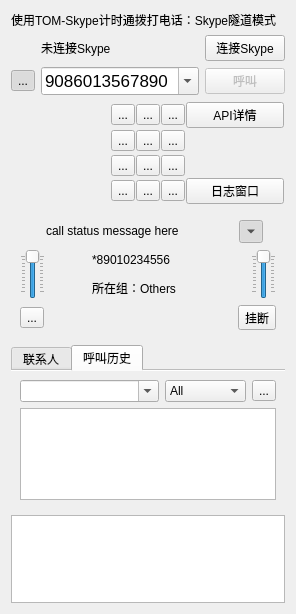
Above: skypephone.ui from kitech/kitphone before the change. Below: the same form after it.
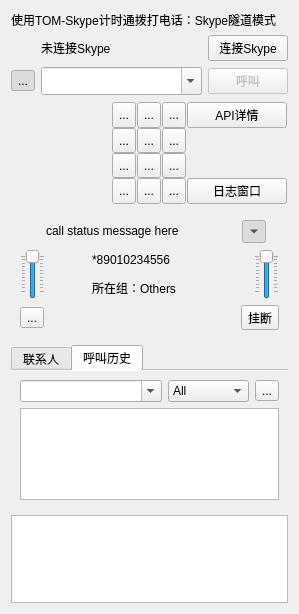
That is the form after the change. The open tabs and pages were chosen to show the change. Icons and pictures are not drawn.

What changed in the file:
```diff
--- a/skypephone.ui
+++ b/skypephone.ui
@@ -6,7 +6,7 @@
    <rect>
     <x>0</x>
     <y>0</y>
-    <width>296</width>
+    <width>299</width>
     <height>614</height>
    </rect>
   </property>
@@ -46,11 +46,6 @@
        <property name="editable">
         <bool>true</bool>
        </property>
-       <item>
-        <property name="text">
-         <string>9086013567890</string>
-        </property>
-       </item>
       </widget>
      </item>
      <item row="1" column="0">
@@ -166,6 +161,15 @@
       </property>
       <item row="0" column="1">
        <widget class="QToolButton" name="toolButton_15">
+        <property name="enabled">
+         <bool>true</bool>
+        </property>
+        <property name="maximumSize">
+         <size>
+          <width>40</width>
+          <height>26</height>
+         </size>
+        </property>
         <property name="text">
          <string>...</string>
         </property>
@@ -183,6 +187,12 @@
       </item>
       <item row="0" column="2">
        <widget class="QToolButton" name="toolButton_16">
+        <property name="maximumSize">
+         <size>
+          <width>40</width>
+          <height>26</height>
+         </size>
+        </property>
         <property name="text">
          <string>...</string>
         </property>
@@ -200,6 +210,12 @@
       </item>
       <item row="0" column="3">
        <widget class="QToolButton" name="toolButton_17">
+        <property name="maximumSize">
+         <size>
+          <width>40</width>
+          <height>26</height>
+         </size>
+        </property>
         <property name="text">
          <string>...</string>
         </property>
@@ -237,6 +253,12 @@
       </item>
       <item row="1" column="1">
        <widget class="QToolButton" name="toolButton_18">
+        <property name="maximumSize">
+         <size>
+          <width>40</width>
+          <height>26</height>
+         </size>
+        </property>
         <property name="text">
          <string>...</string>
         </property>
@@ -254,6 +276,12 @@
       </item>
       <item row="1" column="2">
        <widget class="QToolButton" name="toolButton_19">
+        <property name="maximumSize">
+         <size>
+          <width>40</width>
+          <height>26</height>
+         </size>
+        </property>
         <property name="text">
          <string>...</string>
         </property>
@@ -271,6 +299,12 @@
       </item>
       <item row="1" column="3">
        <widget class="QToolButton" name="toolButton_20">
+        <property name="maximumSize">
+         <size>
+          <width>40</width>
+          <height>26</height>
+         </size>
+        </property>
         <property name="text">
          <string>...</string>
         </property>
@@ -288,6 +322,12 @@
       </item>
       <item row="2" column="1">
        <widget class="QToolButton" name="toolButton_21">
+        <property name="maximumSize">
+         <size>
+          <width>40</width>
+          <height>26</height>
+         </size>
+        </property>
         <property name="text">
          <string>...</string>
         </property>
@@ -305,6 +345,15 @@
       </item>
       <item row="2" column="2">
        <widget class="QToolButton" name="toolButton_22">
+        <property name="maximumSize">
+         <size>
+          <width>40</width>
+          <height>26</height>
+         </size>
+        </property>
+        <property name="styleSheet">
+         <string notr="true"/>
+        </property>
         <property name="text">
          <string>...</string>
         </property>
@@ -322,6 +371,12 @@
       </item>
       <item row="2" column="3">
        <widget class="QToolButton" name="toolButton_23">
+        <property name="maximumSize">
+         <size>
+          <width>40</width>
+          <height>26</height>
+         </size>
+        </property>
         <property name="text">
          <string>...</string>
         </property>
@@ -352,6 +407,12 @@
       </item>
       <item row="3" column="1">
        <widget class="QToolButton" name="toolButton_24">
+        <property name="maximumSize">
+         <size>
+          <width>40</width>
+          <height>26</height>
+         </size>
+        </property>
         <property name="text">
          <string>...</string>
         </property>
@@ -369,6 +430,12 @@
       </item>
       <item row="3" column="2">
        <widget class="QToolButton" name="toolButton_14">
+        <property name="maximumSize">
+         <size>
+          <width>40</width>
+          <height>26</height>
+         </size>
+        </property>
         <property name="text">
          <string>...</string>
         </property>
@@ -386,6 +453,12 @@
       </item>
       <item row="3" column="3">
        <widget class="QToolButton" name="toolButton_25">
+        <property name="maximumSize">
+         <size>
+          <width>40</width>
+          <height>26</height>
+         </size>
+        </property>
         <property name="text">
          <string>...</string>
         </property>
@@ -649,6 +722,12 @@
            <iconset resource="kp.qrc">
             <normaloff>:/skins/default/hangup_20.png</normaloff>:/skins/default/hangup_20.png</iconset>
           </property>
+          <property name="iconSize">
+           <size>
+            <width>20</width>
+            <height>20</height>
+           </size>
+          </property>
          </widget>
         </item>
        </layout>
```
Left out of the diff: 21 changed lines with no effect on the pictures.
